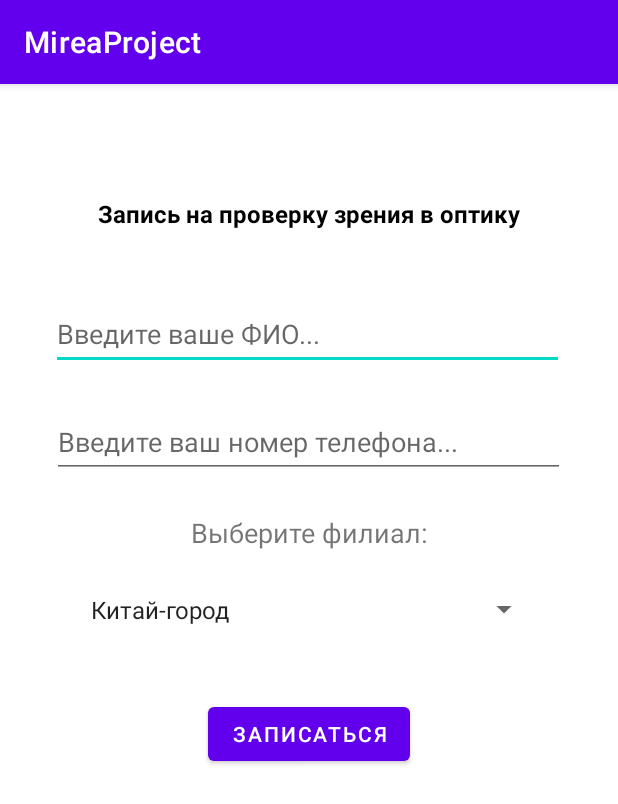
After one commit to kurbanbanana/MireaProject, an Android app: the fragment ProfileFragment shown on its own in the app's theme, on a phone screen of 412 x 824 dp. The commit adds this screen. Shown: the top 804 px of the screen. Run offline under Robolectric (Android 15) with nearby library versions, the light colour scheme and no system bars.

Commit message:
MireaProject

```diff
--- a/app/build.gradle.kts
+++ b/app/build.gradle.kts
@@ -32,7 +32,7 @@ android {
 }
 
 dependencies {
-
+    implementation	("androidx.work:work-runtime:2.8.1")
     implementation("androidx.appcompat:appcompat:1.6.1")
     implementation("com.google.android.material:material:1.11.0")
     implementation("androidx.constraintlayout:constraintlayout:2.1.4")
@@ -43,5 +43,4 @@ dependencies {
     testImplementation("junit:junit:4.13.2")
     androidTestImplementation("androidx.test.ext:junit:1.1.5")
     androidTestImplementation("androidx.test.espresso:espresso-core:3.5.1")
-    implementation ("androidx.work:work-runtime:2.8.1")
 }
--- a/app/src/main/AndroidManifest.xml
+++ b/app/src/main/AndroidManifest.xml
@@ -5,9 +5,9 @@
     <uses-feature
         android:name="android.hardware.camera"
         android:required="false" />
-
+    <uses-permission	android:name="android.permission.WRITE_EXTERNAL_STORAGE"
+        tools:ignore="ScopedStorage"	/>
     <uses-permission android:name="android.permission.CAMERA" />
-    <uses-permission android:name="android.permission.WRITE_EXTERNAL_STORAGE"/>
     <uses-permission android:name="android.permission.INTERNET"/>
     <uses-permission android:name="android.permission.ACCESS_FINE_LOCATION" />
     <uses-permission android:name="android.permission.ACCESS_COARSE_LOCATION" />
--- a/app/src/main/java/ru/mirea/kurbanovaad/mireaproject/MainActivity.java
+++ b/app/src/main/java/ru/mirea/kurbanovaad/mireaproject/MainActivity.java
@@ -41,7 +41,7 @@ public class MainActivity extends AppCompatActivity {
         // Passing each menu ID as a set of Ids because each
         // menu should be considered as top level destinations.
         mAppBarConfiguration = new AppBarConfiguration.Builder(
-                R.id.nav_home, R.id.nav_gallery, R.id.nav_slideshow, R.id.nav_dataFragment, R.id.nav_webViewFragment, R.id.backgroundTaskFragment, R.id.profileCreationFragment, R.id.audioFragment)
+                R.id.nav_home, R.id.nav_gallery, R.id.nav_slideshow, R.id.nav_dataFragment, R.id.nav_webViewFragment, R.id.backgroundTaskFragment, R.id.profileCreationFragment, R.id.audioFragment, R.id.profileFragment, R.id.workFileFragment)
                 .setOpenableLayout(drawer)
                 .build();
         NavController navController = Navigation.findNavController(this, R.id.nav_host_fragment_content_main);
--- /dev/null
+++ b/app/src/main/java/ru/mirea/kurbanovaad/mireaproject/ProfileFragment.java
@@ -0,0 +1,85 @@
+package ru.mirea.kurbanovaad.mireaproject;
+
+import android.content.Context;
+import android.content.SharedPreferences;
+import android.os.Bundle;
+import android.view.LayoutInflater;
+import android.view.View;
+import android.view.ViewGroup;
+import android.widget.ArrayAdapter;
+import android.widget.Button;
+import android.widget.EditText;
+import android.widget.Spinner;
+
+import androidx.annotation.NonNull;
+import androidx.annotation.Nullable;
+import androidx.fragment.app.Fragment;
+
+public class ProfileFragment extends Fragment {
+
+    private EditText editTextName;
+    private EditText editTextPhone;
+    private Spinner spinnerBranch;
+    private SharedPreferences sharedPreferences;
+
+    @Nullable
+    @Override
+    public View onCreateView(@NonNull LayoutInflater inflater, @Nullable ViewGroup container, @Nullable Bundle savedInstanceState) {
+        View view = inflater.inflate(R.layout.fragment_profile, container, false);
+
+
+        editTextName = view.findViewById(R.id.editTextName);
+        editTextPhone = view.findViewById(R.id.editTextPhone);
+        spinnerBranch = view.findViewById(R.id.spinnerBranch);
+        Button buttonSaveProfile = view.findViewById(R.id.buttonSaveProfile);
+
+        sharedPreferences = requireActivity().getSharedPreferences("profile_data", Context.MODE_PRIVATE);
+
+
+        loadProfileData();
+
+        setupBranchSpinner();
+
+
+        buttonSaveProfile.setOnClickListener(new View.OnClickListener() {
+            @Override
+            public void onClick(View v) {
+                saveProfileData();
+            }
+        });
+
+        return view;
+    }
+
+
+    private void loadProfileData() {
+        String name = sharedPreferences.getString("name", "");
+        String phone = sharedPreferences.getString("phone", "");
+        int branchPosition = sharedPreferences.getInt("branch_position", 0);
+
+        editTextName.setText(name);
+        editTextPhone.setText(phone);
+        spinnerBranch.setSelection(branchPosition);
+    }
+
+
+    private void saveProfileData() {
+        String name = editTextName.getText().toString();
+        String phone = editTextPhone.getText().toString();
+        int branchPosition = spinnerBranch.getSelectedItemPosition();
+
+        SharedPreferences.Editor editor = sharedPreferences.edit();
+        editor.putString("name", name);
+        editor.putString("phone", phone);
+        editor.putInt("branch_position", branchPosition);
+        editor.apply();
+    }
+
+
+    private void setupBranchSpinner() {
+        ArrayAdapter<CharSequence> adapter = ArrayAdapter.createFromResource(requireContext(),
+                R.array.branches_array, android.R.layout.simple_spinner_item);
+        adapter.setDropDownViewResource(android.R.layout.simple_spinner_dropdown_item);
+        spinnerBranch.setAdapter(adapter);
+    }
+}
--- /dev/null
+++ b/app/src/main/res/layout/fragment_profile.xml
@@ -0,0 +1,90 @@
+<?xml version="1.0" encoding="utf-8"?>
+<FrameLayout xmlns:android="http://schemas.android.com/apk/res/android"
+    xmlns:app="http://schemas.android.com/apk/res-auto"
+    xmlns:tools="http://schemas.android.com/tools"
+    android:layout_width="match_parent"
+    android:layout_height="match_parent"
+    tools:context=".ProfileFragment">
+
+    <androidx.constraintlayout.widget.ConstraintLayout
+        android:layout_width="match_parent"
+        android:layout_height="match_parent">
+
+        <TextView
+            android:id="@+id/textView2"
+            android:layout_width="351dp"
+            android:layout_height="35dp"
+            android:layout_marginStart="30dp"
+            android:layout_marginTop="75dp"
+            android:layout_marginEnd="30dp"
+            android:fontFamily="sans-serif"
+            android:text="Запись на проверку зрения в оптику"
+            android:textAlignment="center"
+            android:textColor="#000000"
+            android:textSize="16sp"
+            android:textStyle="bold"
+            app:layout_constraintEnd_toEndOf="parent"
+            app:layout_constraintStart_toStartOf="parent"
+            app:layout_constraintTop_toTopOf="parent" />
+
+        <EditText
+            android:id="@+id/editTextName"
+            android:layout_width="342dp"
+            android:layout_height="48dp"
+            android:layout_marginStart="34dp"
+            android:layout_marginTop="32dp"
+            android:layout_marginEnd="35dp"
+            android:hint="Введите ваше ФИО..."
+            android:inputType="text"
+            app:layout_constraintEnd_toEndOf="parent"
+            app:layout_constraintHorizontal_bias="0.0"
+            app:layout_constraintStart_toStartOf="parent"
+            app:layout_constraintTop_toBottomOf="@+id/textView2" />
+
+        <EditText
+            android:id="@+id/editTextPhone"
+            android:layout_width="342dp"
+            android:layout_height="48dp"
+            android:layout_marginTop="24dp"
+            android:hint="Введите ваш номер телефона..."
+            android:inputType="phone"
+            app:layout_constraintEnd_toEndOf="parent"
+            app:layout_constraintHorizontal_bias="0.492"
+            app:layout_constraintStart_toStartOf="parent"
+            app:layout_constraintTop_toBottomOf="@+id/editTextName" />
+
+        <TextView
+            android:id="@+id/textViewBranch"
+            android:layout_width="wrap_content"
+            android:layout_height="wrap_content"
+            android:layout_marginStart="128dp"
+            android:layout_marginTop="24dp"
+            android:layout_marginEnd="128dp"
+            android:text="Выберите филиал:"
+            android:textSize="18sp"
+            app:layout_constraintEnd_toEndOf="parent"
+            app:layout_constraintStart_toStartOf="parent"
+            app:layout_constraintTop_toBottomOf="@+id/editTextPhone" />
+
+        <Spinner
+            android:id="@+id/spinnerBranch"
+            android:layout_width="307dp"
+            android:layout_height="54dp"
+            android:layout_marginTop="12dp"
+            app:layout_constraintEnd_toEndOf="parent"
+            app:layout_constraintStart_toStartOf="parent"
+            app:layout_constraintTop_toBottomOf="@+id/textViewBranch" />
+
+        <Button
+            android:id="@+id/buttonSaveProfile"
+            android:layout_width="wrap_content"
+            android:layout_height="wrap_content"
+            android:layout_gravity="center"
+            android:layout_marginTop="32dp"
+            android:text="Записаться"
+            app:layout_constraintEnd_toEndOf="parent"
+            app:layout_constraintStart_toStartOf="parent"
+            app:layout_constraintTop_toBottomOf="@+id/spinnerBranch" />
+    </androidx.constraintlayout.widget.ConstraintLayout>
+
+</FrameLayout>
--- /dev/null
+++ b/app/src/main/res/values/arrays.xml
@@ -0,0 +1,8 @@
+<?xml version="1.0" encoding="utf-8"?>
+<resources>
+    <string-array name="branches_array">
+        <item>Китай-город</item>
+        <item>Новослободская</item>
+        <item>Университет</item>
+    </string-array>
+</resources>
```
Also changed, not shown: app/src/main/java/ru/mirea/kurbanovaad/mireaproject/WorkFileFragment.java (added, +123 -0 lines), app/src/main/res/layout/fragment_work_file.xml (added, +56 -0 lines), app/src/main/res/menu/activity_main_drawer.xml (+9 -0 lines), app/src/main/res/navigation/mobile_navigation.xml (+10 -0 lines).
